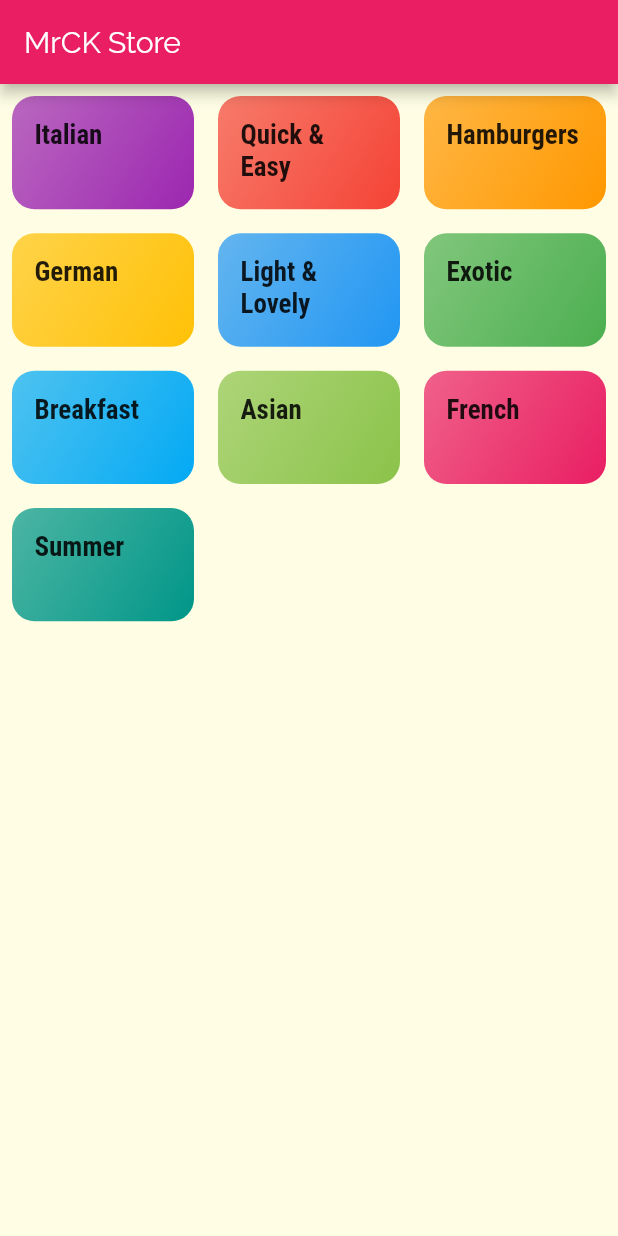
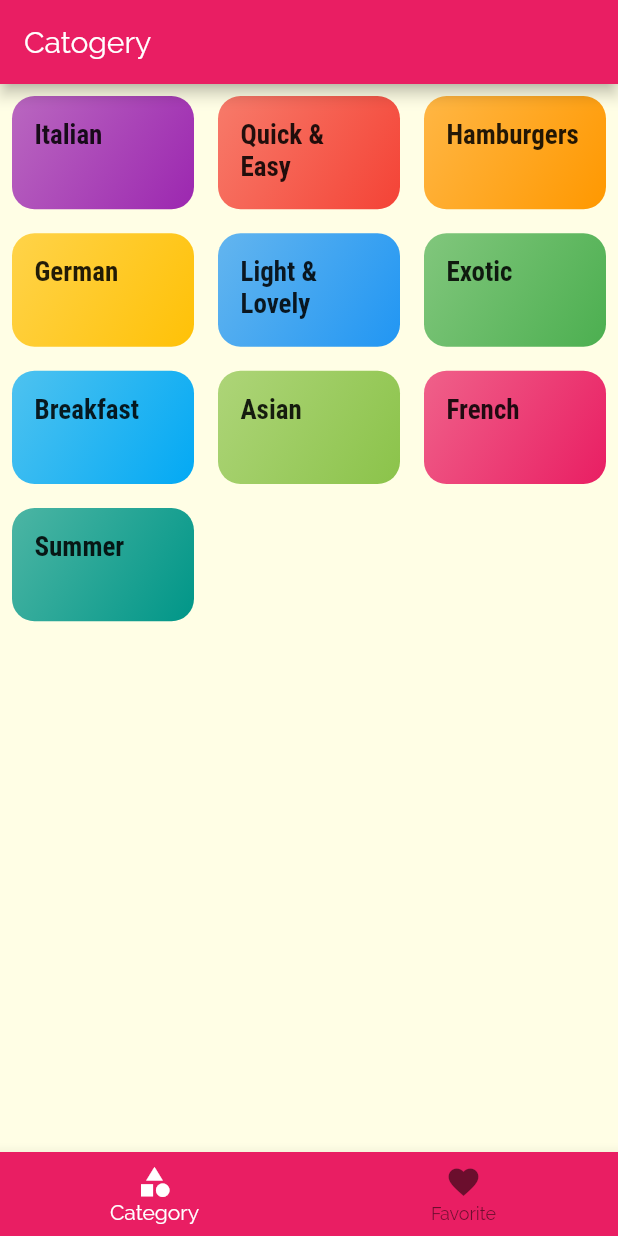
Before and after one commit to rashidmrck/mrck_store, a Flutter app: the screen it shows after launch, on a phone screen of 412 x 824 dp. Run offline on Flutter 3.47's test engine with Material 2 defaults, Android fonts, the phone set to English and light mode, and no system bars.

Commit message:
added tab screen and favorite

```diff
--- a/lib/main.dart
+++ b/lib/main.dart
@@ -1,6 +1,8 @@
 import 'package:flutter/material.dart';
+import 'package:mrck_store/screens/bottom_tabs_screen.dart';
 import 'package:mrck_store/screens/category_meals_screen.dart';
 import 'package:mrck_store/screens/meal_detail_screen.dart';
+import 'package:mrck_store/screens/tabs_screen.dart';
 import 'screens/catogery_screen.dart';
 
 main() => runApp(MyApp());
@@ -25,8 +27,9 @@ class MyApp extends StatelessWidget {
             )),
       ),
       // home: CatogeryScreen(),
-      initialRoute: CatogeryScreen.classId,
+      // initialRoute: CatogeryScreen.classId,
       routes: {
+        '/': (context) => BottomTabScreen(),
         CatogeryScreen.classId: (_) => CatogeryScreen(),
         CategoryMeals.classId: (_) => CategoryMeals(),
         MealDetailScreen.classId: (_) => MealDetailScreen(),
--- /dev/null
+++ b/lib/screens/bottom_tabs_screen.dart
@@ -0,0 +1,53 @@
+import 'package:flutter/material.dart';
+import 'package:mrck_store/screens/catogery_screen.dart';
+import 'package:mrck_store/screens/favorite_screen.dart';
+
+class BottomTabScreen extends StatefulWidget {
+  @override
+  _BottomTabScreenState createState() => _BottomTabScreenState();
+}
+
+class _BottomTabScreenState extends State<BottomTabScreen> {
+  final List<Map<String, Object>> _pages = [
+    {
+      'page': CatogeryScreen(),
+      'title': 'Catogery',
+    },
+    {
+      'page': FavoriteScreen(),
+      'title': 'Favorite',
+    }
+  ];
+  int _selectedPageIndex = 0;
+  void _selectedItem(int index) {
+    setState(() {
+      _selectedPageIndex = index;
+    });
+  }
+
+  @override
+  Widget build(BuildContext context) {
+    return Scaffold(
+      appBar: AppBar(
+        title: Text(_pages[_selectedPageIndex]['title']),
+      ),
+      body: _pages[_selectedPageIndex]['page'],
+      bottomNavigationBar: BottomNavigationBar(
+        selectedItemColor: Colors.white,
+        backgroundColor: Theme.of(context).primaryColor,
+        onTap: _selectedItem,
+        currentIndex: _selectedPageIndex,
+        items: [
+          BottomNavigationBarItem(
+            title: Text('Category'),
+            icon: Icon(Icons.category),
+          ),
+          BottomNavigationBarItem(
+            title: Text('Favorite'),
+            icon: Icon(Icons.favorite),
+          ),
+        ],
+      ),
+    );
+  }
+}
--- a/lib/screens/catogery_screen.dart
+++ b/lib/screens/catogery_screen.dart
@@ -7,11 +7,7 @@ class CatogeryScreen extends StatelessWidget {
 
   @override
   Widget build(BuildContext context) {
-    return Scaffold(
-      appBar: AppBar(
-        title: const Text('MrCK Store'),
-      ),
-      body: GridView(
+    return GridView(
       gridDelegate: SliverGridDelegateWithMaxCrossAxisExtent(
         maxCrossAxisExtent: 200,
         childAspectRatio: 3 / 2,
@@ -23,7 +19,6 @@ class CatogeryScreen extends StatelessWidget {
                 id: e.id,
               ))
           .toList(),
-      ),
     );
   }
 }
--- a/lib/screens/meal_detail_screen.dart
+++ b/lib/screens/meal_detail_screen.dart
@@ -45,7 +45,7 @@ class MealDetailScreen extends StatelessWidget {
               width: double.infinity,
               child: Image.network(
                 selectedMeal.imageUrl,
-                fit: BoxFit.fill,
+                fit: BoxFit.cover,
               ),
             ),
             buildSectionTitle('Ingredients', context),
@@ -83,9 +83,7 @@ class MealDetailScreen extends StatelessWidget {
                           selectedMeal.steps[index],
                         ),
                       ),
-                      Divider(
-
-                      )
+                      Divider()
                     ],
                   );
                 },
```
Also changed, not shown: lib/screens/favorite_screen.dart (added, +10 -0 lines), lib/screens/tabs_screen.dart (added, +38 -0 lines). Lines whose indentation alone changed are shown as unchanged.
